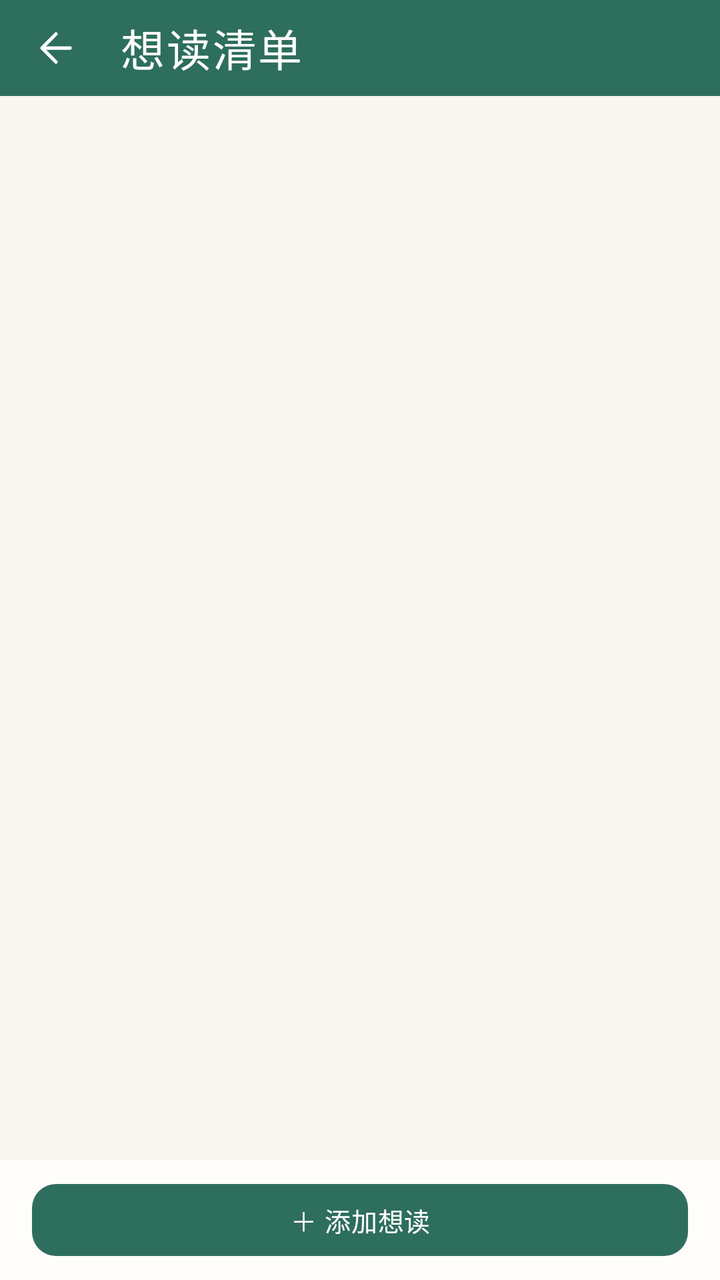
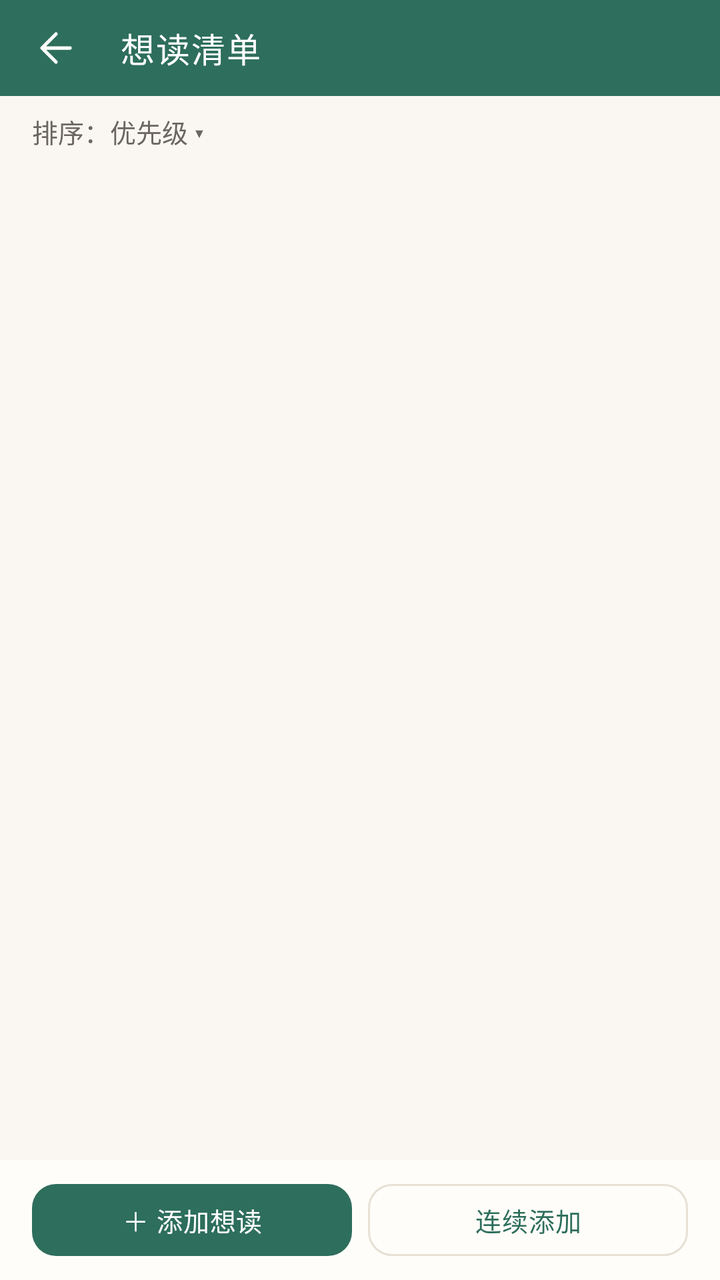

Before-and-after screenshots of an Android layout around one commit, followed by the original layout XML and the change that was made.
<!-- AndroidManifest.xml: application theme Theme.Bookshelf -->
<!-- res/layout/activity_wish_list.xml -->
<?xml version="1.0" encoding="utf-8"?>
<LinearLayout xmlns:android="http://schemas.android.com/apk/res/android"
    xmlns:app="http://schemas.android.com/apk/res-auto"
    android:layout_width="match_parent"
    android:layout_height="match_parent"
    android:orientation="vertical">

    <com.google.android.material.appbar.MaterialToolbar
        android:id="@+id/toolbar"
        style="@style/Widget.Bookshelf.Toolbar"
        android:layout_width="match_parent"
        android:layout_height="@dimen/toolbar_h"
        app:navigationIcon="@drawable/ic_back"
        app:title="想读清单" />

    <FrameLayout
        android:layout_width="match_parent"
        android:layout_height="0dp"
        android:layout_weight="1">

        <ScrollView
            android:layout_width="match_parent"
            android:layout_height="match_parent"
            android:clipToPadding="false"
            android:scrollbars="none">

            <LinearLayout
                android:id="@+id/ll_wish"
                android:layout_width="match_parent"
                android:layout_height="wrap_content"
                android:orientation="vertical"
                android:padding="@dimen/page_padding" />
        </ScrollView>

        <LinearLayout
            android:id="@+id/ll_wish_empty"
            android:layout_width="match_parent"
            android:layout_height="match_parent"
            android:gravity="center"
            android:orientation="vertical"
            android:padding="32dp"
            android:visibility="gone">

            <TextView
                android:layout_width="wrap_content"
                android:layout_height="wrap_content"
                android:fontFamily="serif"
                android:text="想读的书，先记在这里"
                android:textColor="?attr/on_surface"
                android:textSize="20sp" />

            <TextView
                android:layout_width="wrap_content"
                android:layout_height="wrap_content"
                android:layout_marginTop="8dp"
                android:gravity="center"
                android:lineSpacingMultiplier="1.4"
                android:text="买书前先看一眼，避免买重；买到后一键转为藏书。"
                android:textColor="?attr/on_surface_variant"
                android:textSize="@dimen/text_body_small" />
        </LinearLayout>
    </FrameLayout>

    <LinearLayout
        android:layout_width="match_parent"
        android:layout_height="wrap_content"
        android:background="?attr/surface"
        android:orientation="vertical"
        android:paddingHorizontal="@dimen/page_padding"
        android:paddingVertical="@dimen/space_sm">

        <com.google.android.material.button.MaterialButton
            android:id="@+id/btn_add_wish"
            style="@style/Widget.Bookshelf.Button"
            android:layout_width="match_parent"
            android:layout_height="wrap_content"
            android:text="＋ 添加想读" />
    </LinearLayout>
</LinearLayout>
<!-- resources referenced by this layout -->
<resources>
  <dimen name="page_padding">16dp</dimen>
  <dimen name="space_sm">8dp</dimen>
  <dimen name="text_body_small">13sp</dimen>
  <dimen name="toolbar_h">48dp</dimen>
  <dimen name="radius_md">12dp</dimen>
  <style name="TextAppearance.Bookshelf.ToolbarTitle" parent="TextAppearance.Material3.TitleLarge">
          <item name="android:textSize">@dimen/text_title</item>
          <item name="android:fontFamily">serif</item>
          <item name="android:textStyle">normal</item>
          <item name="android:letterSpacing">0.04</item>
          <item name="android:textColor">@color/white</item>
      </style>
  <color name="primary">#2E6E5C</color>
  <color name="primary_dark">#1F4D40</color>
  <color name="accent">#C08A3E</color>
  <color name="chip_bg">#E8F0ED</color>
  <color name="green_container">#E6F0EC</color>
  <color name="green_on_container">#1C4A3E</color>
  <color name="green_page">#FAF7F2</color>
  <color name="green_surface">#FFFDF9</color>
  <color name="green_surface_dim">#F3EEE6</color>
  <color name="green_outline">#E6E0D5</color>
  <color name="green_outline_strong">#D8D0C2</color>
  <dimen name="text_title">22sp</dimen>
  <color name="white">#FFFFFF</color>
  <color name="bg_page">#FAF7F2</color>
  <color name="surface">#FFFDF9</color>
  <color name="surface_dim">#F4F0E9</color>
  <color name="outline">#E6E0D5</color>
  <color name="outline_strong">#CFC5B4</color>
  <color name="text_main">#2B2B2B</color>
  <color name="text_sub">#6B6660</color>
  <color name="accent_text">#8A5A1A</color>
  <dimen name="card_corner">16dp</dimen>
  <dimen name="text_title_toolbar">16sp</dimen>
  <!-- unchanged entries left out for length: 19 -->
</resources>

<!-- the commit's change to res/layout/activity_wish_list.xml (unified diff, before → after) -->
@@ -13,24 +13,31 @@
         app:navigationIcon="@drawable/ic_back"
         app:title="想读清单" />
 
+    <TextView
+        android:id="@+id/tv_wish_sort"
+        android:layout_width="match_parent"
+        android:layout_height="wrap_content"
+        android:background="?attr/selectableItemBackground"
+        android:clickable="true"
+        android:focusable="true"
+        android:paddingHorizontal="@dimen/page_padding"
+        android:paddingVertical="8dp"
+        android:text="排序：优先级 ▾"
+        android:textColor="?attr/on_surface_variant"
+        android:textSize="13sp" />
+
     <FrameLayout
         android:layout_width="match_parent"
         android:layout_height="0dp"
         android:layout_weight="1">
 
-        <ScrollView
+        <androidx.recyclerview.widget.RecyclerView
+            android:id="@+id/recycler_wish"
             android:layout_width="match_parent"
             android:layout_height="match_parent"
             android:clipToPadding="false"
-            android:scrollbars="none">
-
-            <LinearLayout
-                android:id="@+id/ll_wish"
-                android:layout_width="match_parent"
-                android:layout_height="wrap_content"
-                android:orientation="vertical"
-                android:padding="@dimen/page_padding" />
-        </ScrollView>
+            android:padding="@dimen/page_padding"
+            android:scrollbars="none" />
 
         <LinearLayout
             android:id="@+id/ll_wish_empty"
@@ -38,42 +45,155 @@
             android:layout_height="match_parent"
             android:gravity="center"
             android:orientation="vertical"
-            android:padding="32dp"
             android:visibility="gone">
 
-            <TextView
-                android:layout_width="wrap_content"
-                android:layout_height="wrap_content"
-                android:fontFamily="serif"
-                android:text="想读的书，先记在这里"
-                android:textColor="?attr/on_surface"
-                android:textSize="20sp" />
-
-            <TextView
-                android:layout_width="wrap_content"
-                android:layout_height="wrap_content"
-                android:layout_marginTop="8dp"
-                android:gravity="center"
-                android:lineSpacingMultiplier="1.4"
-                android:text="买书前先看一眼，避免买重；买到后一键转为藏书。"
-                android:textColor="?attr/on_surface_variant"
-                android:textSize="@dimen/text_body_small" />
+            
+            <include
+                android:id="@+id/emptyState"
+                layout="@layout/view_empty_state"
+                android:layout_width="match_parent"
+                android:layout_height="wrap_content" />
         </LinearLayout>
     </FrameLayout>
 
     <LinearLayout
+        android:id="@+id/selection_bar_wish"
+        android:layout_width="match_parent"
+        android:layout_height="wrap_content"
+        android:layout_marginHorizontal="@dimen/space_lg"
+        android:layout_marginBottom="6dp"
+        android:background="@drawable/bg_selection_capsule"
+        android:elevation="6dp"
+        android:gravity="center_vertical"
+        android:orientation="horizontal"
+        android:paddingStart="@dimen/space_lg"
+        android:paddingEnd="@dimen/space_sm"
+        android:paddingVertical="6dp"
+        android:visibility="gone">
+
+        <TextView
+            android:id="@+id/tv_wish_sel_count"
+            android:layout_width="0dp"
+            android:layout_height="wrap_content"
+            android:layout_weight="1"
+            android:text="已选 0 条"
+            android:textColor="?attr/on_primary_container"
+            android:textSize="@dimen/text_body_small" />
+
+        <TextView
+            android:id="@+id/btn_wish_sel_all"
+            android:layout_width="wrap_content"
+            android:layout_height="wrap_content"
+            android:background="?attr/selectableItemBackground"
+            android:padding="8dp"
+            android:text="全选"
+            android:textColor="?attr/on_primary_container"
+            android:textSize="@dimen/text_body_small" />
+
+        <TextView
+            android:id="@+id/btn_wish_sel_edit"
+            android:layout_width="wrap_content"
+            android:layout_height="wrap_content"
+            android:background="?attr/selectableItemBackground"
+            android:padding="8dp"
+            android:text="批量编辑"
+            android:textColor="?attr/on_primary_container"
+            android:textSize="@dimen/text_body_small" />
+
+        <TextView
+            android:id="@+id/btn_wish_sel_delete"
+            android:layout_width="wrap_content"
+            android:layout_height="wrap_content"
+            android:background="?attr/selectableItemBackground"
+            android:padding="8dp"
+            android:text="删除"
+            android:textColor="?attr/on_primary_container"
+            android:textSize="@dimen/text_body_small" />
+
+        <TextView
+            android:id="@+id/btn_wish_sel_cancel"
+            android:layout_width="wrap_content"
+            android:layout_height="wrap_content"
+            android:background="?attr/selectableItemBackground"
+            android:padding="8dp"
+            android:text="取消"
+            android:textColor="?attr/on_primary_container"
+            android:textSize="@dimen/text_body_small" />
+    </LinearLayout>
+
+    <LinearLayout
+        android:id="@+id/bottom_wish_bar"
         android:layout_width="match_parent"
         android:layout_height="wrap_content"
         android:background="?attr/surface"
-        android:orientation="vertical"
+        android:gravity="center_vertical"
+        android:orientation="horizontal"
         android:paddingHorizontal="@dimen/page_padding"
         android:paddingVertical="@dimen/space_sm">
 
         <com.google.android.material.button.MaterialButton
             android:id="@+id/btn_add_wish"
             style="@style/Widget.Bookshelf.Button"
-            android:layout_width="match_parent"
+            android:layout_width="0dp"
             android:layout_height="wrap_content"
+            android:layout_weight="1"
             android:text="＋ 添加想读" />
+
+        <com.google.android.material.button.MaterialButton
+            android:id="@+id/btn_add_wish_continue"
+            style="@style/Widget.Bookshelf.Button.Outlined"
+            android:layout_width="0dp"
+            android:layout_height="wrap_content"
+            android:layout_marginStart="8dp"
+            android:layout_weight="1"
+            android:text="连续添加" />
     </LinearLayout>
 </LinearLayout>
+<!-- res/layout/view_empty_state.xml (included above) -->
+<?xml version="1.0" encoding="utf-8"?>
+<LinearLayout xmlns:android="http://schemas.android.com/apk/res/android"
+    xmlns:app="http://schemas.android.com/apk/res-auto"
+    android:layout_width="match_parent"
+    android:layout_height="wrap_content"
+    android:gravity="center"
+    android:orientation="vertical"
+    android:paddingHorizontal="24dp"
+    android:paddingTop="32dp"
+    android:paddingBottom="32dp">
+
+    <ImageView
+        android:layout_width="104dp"
+        android:layout_height="104dp"
+        android:alpha="0.9"
+        android:contentDescription="空书架"
+        android:src="@drawable/il_empty_shelf" />
+
+    <TextView
+        android:id="@+id/tv_empty_title"
+        style="@style/Text.Bookshelf.SerifHeadline"
+        android:layout_width="wrap_content"
+        android:layout_height="wrap_content"
+        android:layout_marginTop="@dimen/space_md"
+        android:textSize="@dimen/text_title"
+        android:text="书架还是空的"
+        android:textColor="?attr/on_surface" />
+
+    <TextView
+        android:id="@+id/tv_empty_desc"
+        android:layout_width="wrap_content"
+        android:layout_height="wrap_content"
+        android:layout_marginTop="6dp"
+        android:gravity="center"
+        android:lineSpacingMultiplier="1.4"
+        android:textColor="?attr/on_surface_variant"
+        android:textSize="@dimen/text_body_small" />
+
+    <com.google.android.material.button.MaterialButton
+        android:id="@+id/btn_empty_cta"
+        style="@style/Widget.Bookshelf.Button"
+        android:layout_width="wrap_content"
+        android:layout_height="wrap_content"
+        android:layout_marginTop="@dimen/space_lg"
+        android:paddingHorizontal="@dimen/space_lg"
+        android:text="去录入第一本书" />
+</LinearLayout>
<!-- resource entries referenced after the edit -->
@@ -1,16 +1,68 @@
 <!-- resources referenced by this layout -->
 <resources>
   <dimen name="page_padding">16dp</dimen>
+  <dimen name="space_lg">16dp</dimen>
+  <dimen name="space_md">12dp</dimen>
   <dimen name="space_sm">8dp</dimen>
   <dimen name="text_body_small">13sp</dimen>
   <dimen name="toolbar_h">48dp</dimen>
+  <!-- drawable bg_selection_capsule (drawable) -->
+  <?xml version="1.0" encoding="utf-8"?>
+  <shape xmlns:android="http://schemas.android.com/apk/res/android" android:shape="rectangle">
+      <solid android:color="?attr/primary_container" />
+      <stroke android:width="1dp" android:color="?attr/colorPrimary" />
+      <corners android:radius="26dp" />
+  </shape>
+  <!-- drawable il_empty_shelf (drawable) -->
+  <?xml version="1.0" encoding="utf-8"?>
+  <vector xmlns:android="http://schemas.android.com/apk/res/android"
+      android:width="104dp"
+      android:height="104dp"
+      android:viewportWidth="96"
+      android:viewportHeight="96">
+      <path
+          android:fillColor="@android:color/transparent"
+          android:pathData="M48,30 C40,23 30,23 22,27 L22,68 C30,64 40,64 48,70 C56,64 66,64 74,68 L74,27 C66,23 56,23 48,30 M48,30 L48,70"
+          android:strokeColor="#FF2E6E5C"
+          android:strokeLineCap="round"
+          android:strokeLineJoin="round"
+          android:strokeWidth="1.75" />
+      <path
+          android:fillColor="@android:color/transparent"
+          android:pathData="M57,27 L57,44 L62,40 L67,44 L67,27"
+          android:strokeColor="#FFC08A3E"
+          android:strokeLineCap="round"
+          android:strokeLineJoin="round"
+          android:strokeWidth="1.75" />
+      <path
+          android:fillColor="@android:color/transparent"
+          android:pathData="M14,78 H82 M20,84 H76"
+          android:strokeColor="#FFCFC5B4"
+          android:strokeLineCap="round"
+          android:strokeWidth="1.75" />
+  </vector>
+  <style name="Text.Bookshelf.SerifHeadline">
+          <item name="android:fontFamily">serif</item>
+          <item name="android:textSize">@dimen/text_headline</item>
+          <item name="android:includeFontPadding">false</item>
+          <item name="android:letterSpacing">0.02</item>
+      </style>
+  <style name="Widget.Bookshelf.Button.Outlined" parent="Widget.Material3.Button.OutlinedButton">
+          <item name="shapeAppearance">@style/ShapeAppearance.Bookshelf.Medium</item>
+          <item name="android:textSize">@dimen/text_body_small</item>
+          <item name="android:letterSpacing">0.02</item>
+          <item name="android:minHeight">44dp</item>
+          <item name="cornerRadius">@dimen/radius_md</item>
+      </style>
+  <dimen name="text_headline">17sp</dimen>
   <dimen name="radius_md">12dp</dimen>
   <style name="TextAppearance.Bookshelf.ToolbarTitle" parent="TextAppearance.Material3.TitleLarge">
-          <item name="android:textSize">@dimen/text_title</item>
+          
+          <item name="android:textSize">@dimen/text_headline</item>
           <item name="android:fontFamily">serif</item>
           <item name="android:textStyle">normal</item>
           <item name="android:letterSpacing">0.04</item>
-          <item name="android:textColor">@color/white</item>
+          <item name="android:textColor">?attr/colorOnPrimary</item>
       </style>
   <color name="primary">#2E6E5C</color>
   <color name="primary_dark">#1F4D40</color>
@@ -24,7 +76,6 @@
   <color name="green_outline">#E6E0D5</color>
   <color name="green_outline_strong">#D8D0C2</color>
   <dimen name="text_title">22sp</dimen>
-  <color name="white">#FFFFFF</color>
   <color name="bg_page">#FAF7F2</color>
   <color name="surface">#FFFDF9</color>
   <color name="surface_dim">#F4F0E9</color>
